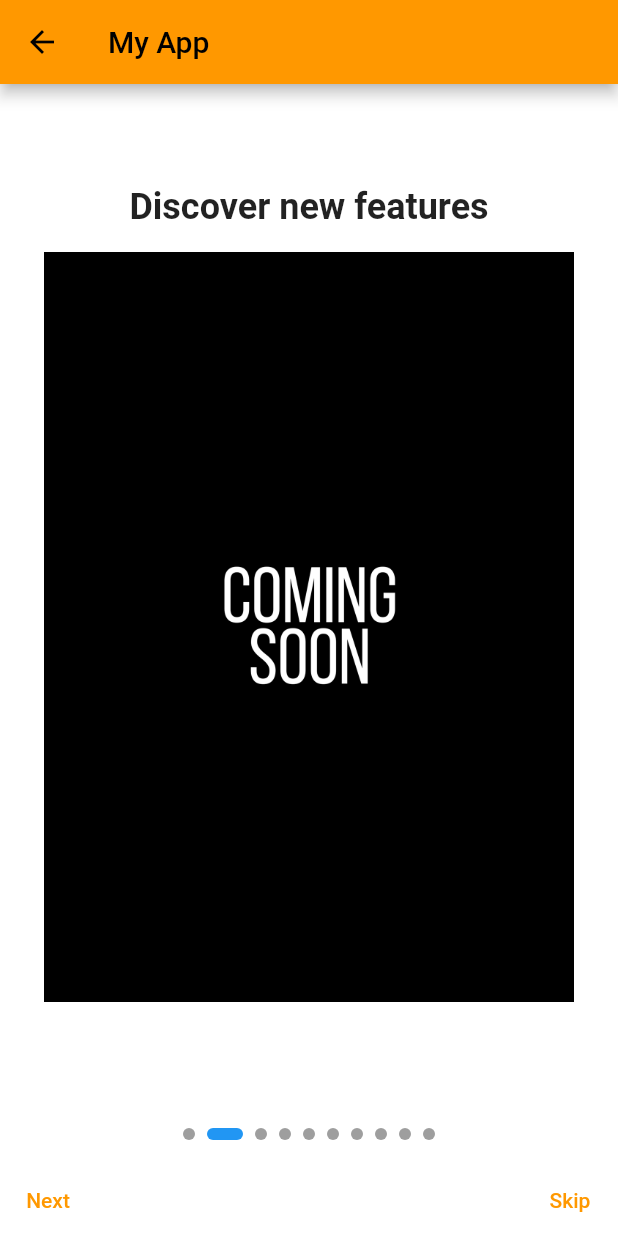
After one commit to kaonapp/kaon, a Flutter app: the TutorialPage screen opened directly, after a tap on "Next", on a phone screen of 412 x 824 dp. The commit adds this screen. Run offline on Flutter 3.47's test engine with Material 2 defaults, Android fonts, the phone set to English and light mode, and no system bars; our stand-ins replace cloud_firestore, firebase_core, flutter_native_splash, get, youtube_player_flutter; accounts and stored records are empty.

Commit message:
Added initial tutorial module.

```diff
--- a/lib/homepage.dart
+++ b/lib/homepage.dart
@@ -13,6 +13,8 @@ import 'package:ui/categoryPage/vegetablepage.dart';
 import 'package:ui/categorypage.dart';
 import 'package:ui/detailpage.dart';
 import 'package:ui/searchpage.dart';
+import 'package:ui/tutorial_page.dart';
+import 'package:ui/views/onboarding_page.dart';
 
 import 'categoryPage/beefpage.dart';
 import 'categoryPage/chickenpage.dart';
@@ -1556,6 +1558,10 @@ class _HomePageState extends State<HomePage> {
             ),
             child: FloatingActionButton(
               onPressed: () {
+                Navigator.push(
+                    context,
+                    MaterialPageRoute(
+                        builder: (context) => const TutorialPage()));
                 // _scrollController.animateTo(0,
                 //     duration: const Duration(milliseconds: 500),
                 //     curve: Curves.easeInOut);
--- /dev/null
+++ b/lib/tutorial_page.dart
@@ -0,0 +1,156 @@
+import 'package:flutter/material.dart';
+
+class TutorialPage extends StatefulWidget {
+  const TutorialPage({super.key});
+
+  @override
+  _TutorialPageState createState() => _TutorialPageState();
+}
+
+class _TutorialPageState extends State<TutorialPage> {
+  final PageController _pageController = PageController();
+  int _currentPageIndex = 0;
+
+  final List<Widget> _onboardingPages = [
+    _buildOnboardingPage(
+      'Welcome to My App!',
+      'assets/onboarding.png',
+    ),
+    _buildOnboardingPage(
+      'Discover new features',
+      'assets/onboarding.png',
+    ),
+    _buildOnboardingPage(
+      'Get started!',
+      'assets/onboarding.png',
+    ),
+    _buildOnboardingPage(
+      'Page 4',
+      'assets/onboarding.png',
+    ),
+    _buildOnboardingPage(
+      'Page 5',
+      'assets/onboarding.png',
+    ),
+    _buildOnboardingPage(
+      'Page 6',
+      'assets/onboarding.png',
+    ),
+    _buildOnboardingPage(
+      'Page 7',
+      'assets/onboarding.png',
+    ),
+    _buildOnboardingPage(
+      'Page 8',
+      'assets/onboarding.png',
+    ),
+    _buildOnboardingPage(
+      'Page 9',
+      'assets/onboarding.png',
+    ),
+    _buildOnboardingPage(
+      'Page 10',
+      'assets/onboarding.png',
+    ),
+  ];
+
+  @override
+  Widget build(BuildContext context) {
+    return Scaffold(
+      appBar: AppBar(
+        title: const Text('My App'),
+      ),
+      backgroundColor: Colors.white,
+      body: Column(
+        children: [
+          Expanded(
+            child: PageView(
+              controller: _pageController,
+              children: _onboardingPages,
+              onPageChanged: (int index) {
+                setState(() {
+                  _currentPageIndex = index;
+                });
+              },
+            ),
+          ),
+          const SizedBox(height: 16.0),
+          Row(
+            mainAxisAlignment: MainAxisAlignment.center,
+            children: [
+              for (int i = 0; i < _onboardingPages.length; i++)
+                _buildIndicator(i == _currentPageIndex),
+            ],
+          ),
+          const SizedBox(height: 16.0),
+          if (_currentPageIndex != _onboardingPages.length - 1)
+            Row(
+              mainAxisAlignment: MainAxisAlignment.spaceBetween,
+              children: [
+                TextButton(
+                  onPressed: () {
+                    _pageController.nextPage(
+                      duration: const Duration(milliseconds: 400),
+                      curve: Curves.easeInOut,
+                    );
+                  },
+                  child: const Text('Next'),
+                ),
+                TextButton(
+                  onPressed: () {
+                    _pageController.jumpToPage(_onboardingPages.length - 1);
+                  },
+                  child: const Text('Skip'),
+                ),
+              ],
+            ),
+          if (_currentPageIndex == _onboardingPages.length - 1)
+            ElevatedButton(
+              onPressed: () {
+                // Navigate to the main app
+              },
+              child: const Text('Done'),
+            ),
+        ],
+      ),
+    );
+  }
+
+  Widget _buildIndicator(bool isActive) {
+    return Container(
+      margin: const EdgeInsets.symmetric(horizontal: 4.0),
+      height: 8.0,
+      width: isActive ? 24.0 : 8.0,
+      decoration: BoxDecoration(
+        color: isActive ? Colors.blue : Colors.grey,
+        borderRadius: BorderRadius.circular(4.0),
+      ),
+    );
+  }
+
+  static Widget _buildOnboardingPage(String title, String imagePath) {
+    return Container(
+      child: Column(
+        mainAxisAlignment: MainAxisAlignment.center,
+        children: [
+          Text(
+            title,
+            style: const TextStyle(
+              fontSize: 24.0,
+              fontWeight: FontWeight.bold,
+            ),
+          ),
+          SizedBox(height: 16.0),
+          Container(
+            height: 500.0,
+            decoration: BoxDecoration(
+              image: DecorationImage(
+                image: AssetImage(imagePath),
+              ),
+            ),
+          ),
+        ],
+      ),
+    );
+  }
+}
--- a/pubspec.yaml
+++ b/pubspec.yaml
@@ -74,6 +74,7 @@ flutter:
     - assets/banners/category_banner/
     - assets/banners/health_options_banner/
     - images/
+    - assets/images/
   #   - images/a_dot_ham.jpeg
 
   # An image asset can refer to one or more resolution-specific "variants", see
```
Also changed, not shown: assets/onboarding.png (added).
